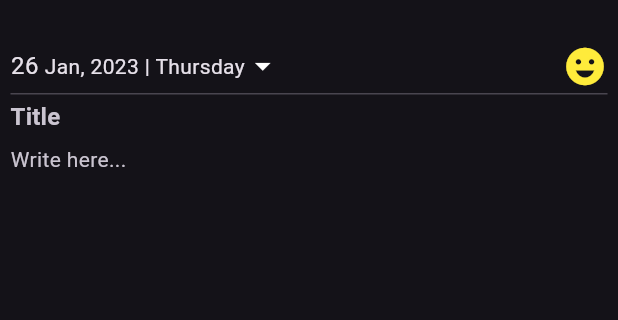
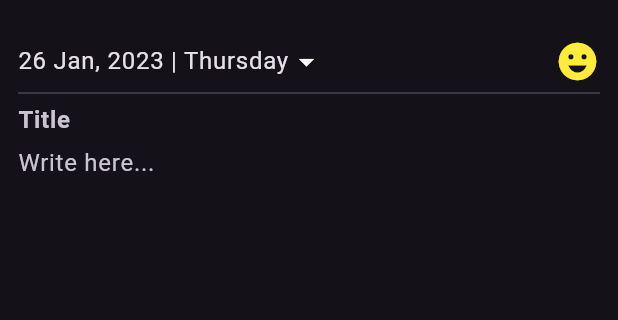
Before and after one commit to Sivaram46/diary_app, a Flutter app: the screen it shows after launch, after a tap on the "add" icon, on a phone screen of 412 x 824 dp, the part 63-383 px from its top. Run offline on Flutter 3.47's test engine with Material 2 defaults, Android fonts, the phone set to English and light mode, and no system bars; our stand-ins replace file_picker, permission_handler, share_plus, shared_preferences, sqflite, table_calendar; missing offline and left inert: flutter_app_lock; accounts and stored records are empty.

Commit message:
increased font size

```diff
--- a/lib/constants.dart
+++ b/lib/constants.dart
@@ -33,3 +33,5 @@ final Map<int, String> weekdayMap = {
   6 : 'Saturday',
   7 : 'Sunday',
 };
+
+const diaryViewPadding = 12.0;
--- a/lib/date_select.dart
+++ b/lib/date_select.dart
@@ -36,7 +36,7 @@ class DateSelect extends StatelessWidget {
 
                 Text(
                   " ${monthMap[createdDate.month] ?? ""}, ${createdDate.year} | ${weekdayMap[createdDate.weekday]}",
-                  style: Theme.of(context).textTheme.bodyMedium,
+                  style: Theme.of(context).textTheme.bodyLarge,
                 ),
 
                 !isView ? const Icon(Icons.arrow_drop_down) : Container(height: 0,),
--- a/lib/diary_edit.dart
+++ b/lib/diary_edit.dart
@@ -3,6 +3,7 @@ import 'package:sqflite/sqflite_dev.dart';
 
 import 'diary_model.dart';
 import 'date_select.dart';
+import 'constants.dart' show diaryViewPadding;
 
 class DiaryEdit extends StatefulWidget {
   const DiaryEdit({
@@ -166,12 +167,11 @@ class _DiaryEditState extends State<DiaryEdit> {
         ),
 
         body: Padding(
-          padding: const EdgeInsets.symmetric(vertical: 15, horizontal: 7,),
+          padding: const EdgeInsets.all(diaryViewPadding,),
           child: Column(
             crossAxisAlignment: CrossAxisAlignment.start,
             children: <Widget>[
 
-              // TODO: Some more padding for date select, also for title and body
               DateSelect(
                 createdDate: selectedDate,
                 isView: false,
@@ -181,13 +181,13 @@ class _DiaryEditState extends State<DiaryEdit> {
                 onEmojiTap: () {},
               ),
 
-              const Divider(height: 7,),
+              const Divider(height: diaryViewPadding,),
 
               // Title text field
                TextField(
                 controller: titleController,
                 textCapitalization: TextCapitalization.sentences,
-                style: Theme.of(context).textTheme.titleMedium?.copyWith(
+                style: Theme.of(context).textTheme.bodyLarge?.copyWith(
                     fontWeight: FontWeight.bold
                 ),
                 decoration: const InputDecoration(
@@ -198,7 +198,7 @@ class _DiaryEditState extends State<DiaryEdit> {
                 ),
               ),
 
-              const SizedBox(height: 7,),
+              const SizedBox(height: diaryViewPadding/2,),
 
               // Diary body text field
               // TODO: Body font size can be increased
@@ -207,7 +207,7 @@ class _DiaryEditState extends State<DiaryEdit> {
                 child: TextField(
                   controller: bodyController,
                   textCapitalization: TextCapitalization.sentences,
-                  style: Theme.of(context).textTheme.bodyMedium?.copyWith(
+                  style: Theme.of(context).textTheme.bodyLarge?.copyWith(
                       height: 1.3
                   ),
                   decoration: const InputDecoration(
--- a/lib/diary_list.dart
+++ b/lib/diary_list.dart
@@ -1,7 +1,9 @@
 import 'package:flutter/material.dart';
+
 import 'diary_model.dart';
 import 'constants.dart';
 import 'diary_page.dart';
+import 'constants.dart' show diaryViewPadding;
 
 class DiaryListEntry extends StatefulWidget {
   const DiaryListEntry({
@@ -46,15 +48,15 @@ class _DiaryListEntryState extends State<DiaryListEntry> {
       },
 
       child: Container(
-        padding: const EdgeInsets.symmetric(vertical: 7),
-        height: 100,
+        padding: const EdgeInsets.symmetric(vertical: diaryViewPadding),
+        height: 111,
         child: Row(
           children: <Widget>[
             // date display
             Expanded(
               flex: 2,
               child: Container(
-                padding: const EdgeInsets.symmetric(horizontal: 7),
+                padding: const EdgeInsets.symmetric(horizontal: 8),
                 decoration: BoxDecoration(
                     border: Border(
                       right: BorderSide(
@@ -91,7 +93,7 @@ class _DiaryListEntryState extends State<DiaryListEntry> {
             Expanded(
               flex: 13,
               child: Padding(
-                padding: const EdgeInsets.symmetric(horizontal: 7),
+                padding: const EdgeInsets.symmetric(horizontal: 8),
                 child: Column(
                   crossAxisAlignment: CrossAxisAlignment.start,
                   children: <Widget>[
@@ -100,7 +102,7 @@ class _DiaryListEntryState extends State<DiaryListEntry> {
                         title,
                         maxLines: 1,
                         overflow: TextOverflow.ellipsis,
-                        style: Theme.of(context).textTheme.titleMedium?.copyWith(
+                        style: Theme.of(context).textTheme.bodyLarge?.copyWith(
                             fontWeight: FontWeight.bold
                         )
                     ) : Container(height: 0,),
@@ -110,7 +112,9 @@ class _DiaryListEntryState extends State<DiaryListEntry> {
                       body,
                       maxLines: title.isNotEmpty ? 3 : 4,
                       overflow: TextOverflow.ellipsis,
-                      style: const TextStyle(height: 1.3),
+                      style: Theme.of(context).textTheme.bodyLarge?.copyWith(
+                          height: 1.3,
+                      ),
                     ),
                   ],
                 ),
--- a/lib/diary_view.dart
+++ b/lib/diary_view.dart
@@ -3,6 +3,7 @@ import 'package:flutter/material.dart';
 
  import 'diary_model.dart';
  import 'date_select.dart';
+ import 'constants.dart' show diaryViewPadding;
 
 class DiaryView extends StatelessWidget {
   const DiaryView({
@@ -77,7 +78,7 @@ class DiaryView extends StatelessWidget {
       ),
 
       body: Padding(
-        padding: const EdgeInsets.all(7),
+        padding: const EdgeInsets.all(diaryViewPadding),
         child: Column(
           crossAxisAlignment: CrossAxisAlignment.start,
           children: <Widget>[
@@ -88,27 +89,27 @@ class DiaryView extends StatelessWidget {
               onEmojiTap: () {},
             ),
 
-            const Divider(height: 7,),
+            const Divider(height: diaryViewPadding,),
 
             // Show title only when it is not empty
             diaryEntry.title.isNotEmpty
             ? Text(
                 diaryEntry.title,
-                style: Theme.of(context).textTheme.titleMedium?.copyWith(
+                style: Theme.of(context).textTheme.bodyLarge?.copyWith(
                     fontWeight: FontWeight.bold
                 ),
                 maxLines: 1,
                 overflow: TextOverflow.ellipsis,
               ) : Container(height: 0,),
 
-            const SizedBox(height: 7,),
+            const SizedBox(height: diaryViewPadding/2,),
 
             Expanded(
               child: SingleChildScrollView(
                 child: Text(
                   diaryEntry.body,
                   overflow: TextOverflow.visible,
-                  style: Theme.of(context).textTheme.bodyMedium?.copyWith(
+                  style: Theme.of(context).textTheme.bodyLarge?.copyWith(
                     height: 1.3
                   ),
                 ),
```
